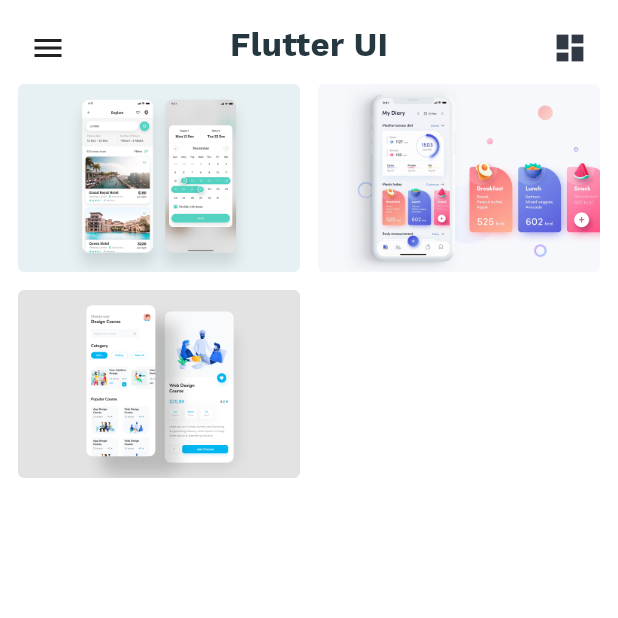
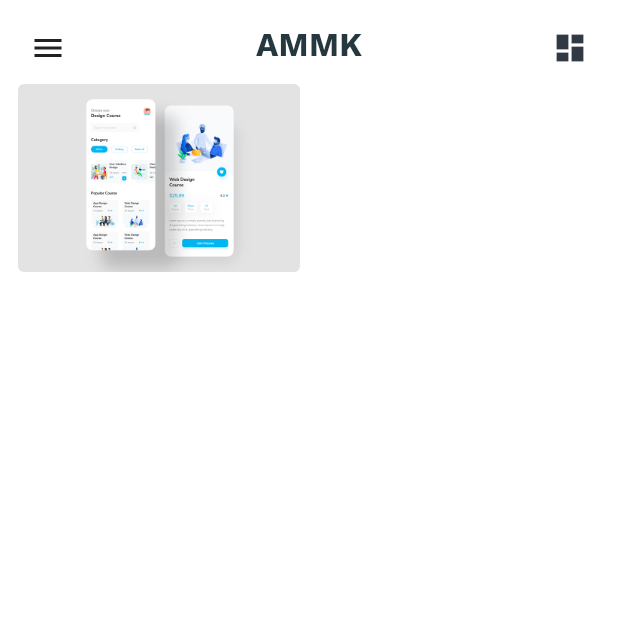
Before and after one commit to EmilioPadilla/AMMKmovil, a Flutter app: the screen it shows after launch, on a phone screen of 412 x 824 dp, the top half of it. Run offline on Flutter 3.47's test engine with Material 2 defaults, Android fonts, the phone set to English and light mode, and no system bars; our stand-ins replace font_awesome_flutter, smooth_star_rating.

Commit message:
feat: set template for AMMK

```diff
--- a/AMMKmobil/lib/custom_drawer/home_drawer.dart
+++ b/AMMKmobil/lib/custom_drawer/home_drawer.dart
@@ -24,33 +24,29 @@ class _HomeDrawerState extends State<HomeDrawer> {
     drawerList = <DrawerList>[
       DrawerList(
         index: DrawerIndex.HOME,
-        labelName: 'Home',
+        labelName: 'Vista Principal',
         icon: Icon(Icons.home),
       ),
       DrawerList(
         index: DrawerIndex.Help,
-        labelName: 'Help',
-        isAssetsImage: true,
-        imageName: 'assets/images/supportIcon.png',
+        labelName: 'Registrar asistencia',
+        // isAssetsImage: true,
+        // imageName: 'assets/images/supportIcon.png',
+        icon: Icon(Icons.qr_code_scanner),
       ),
       DrawerList(
         index: DrawerIndex.FeedBack,
-        labelName: 'FeedBack',
-        icon: Icon(Icons.help),
+        labelName: 'Mi nomina',
+        icon: Icon(Icons.attach_money),
       ),
       DrawerList(
         index: DrawerIndex.Invite,
-        labelName: 'Invite Friend',
-        icon: Icon(Icons.group),
+        labelName: 'Mi horario',
+        icon: Icon(Icons.schedule),
       ),
       DrawerList(
         index: DrawerIndex.Share,
-        labelName: 'Rate the app',
-        icon: Icon(Icons.share),
-      ),
-      DrawerList(
-        index: DrawerIndex.About,
-        labelName: 'About Us',
+        labelName: 'Version de app',
         icon: Icon(Icons.info),
       ),
     ];
@@ -94,7 +90,7 @@ class _HomeDrawerState extends State<HomeDrawer> {
                             ),
                             child: ClipRRect(
                               borderRadius: const BorderRadius.all(Radius.circular(60.0)),
-                              child: Image.asset('assets/images/userImage.png'),
+                              child: Image.asset('assets/images/userImage.jpeg'),
                             ),
                           ),
                         ),
@@ -104,7 +100,7 @@ class _HomeDrawerState extends State<HomeDrawer> {
                   Padding(
                     padding: const EdgeInsets.only(top: 8, left: 4),
                     child: Text(
-                      'Chris Hemsworth',
+                      'Alberta Rodriguez',
                       style: TextStyle(
                         fontWeight: FontWeight.w600,
                         color: AppTheme.grey,
--- a/AMMKmobil/lib/home_screen.dart
+++ b/AMMKmobil/lib/home_screen.dart
@@ -130,7 +130,7 @@ class _MyHomePageState extends State<MyHomePage> with TickerProviderStateMixin {
               child: Padding(
                 padding: const EdgeInsets.only(top: 4),
                 child: Text(
-                  'Flutter UI',
+                  'AMMK',
                   style: TextStyle(
                     fontSize: 22,
                     color: AppTheme.darkText,
--- a/AMMKmobil/lib/main.dart
+++ b/AMMKmobil/lib/main.dart
@@ -22,7 +22,7 @@ class MyApp extends StatelessWidget {
       systemNavigationBarIconBrightness: Brightness.dark,
     ));
     return MaterialApp(
-      title: 'Flutter UI',
+      title: 'AMMK',
       debugShowCheckedModeBanner: false,
       theme: ThemeData(
         primarySwatch: Colors.blue,
--- a/AMMKmobil/lib/model/homelist.dart
+++ b/AMMKmobil/lib/model/homelist.dart
@@ -13,14 +13,14 @@ class HomeList {
   String imagePath;
 
   static List<HomeList> homeList = [
-    HomeList(
-      imagePath: 'assets/hotel/hotel_booking.png',
-      navigateScreen: HotelHomeScreen(),
-    ),
-    HomeList(
-      imagePath: 'assets/fitness_app/fitness_app.png',
-      navigateScreen: FitnessAppHomeScreen(),
-    ),
+    // HomeList(
+    //   imagePath: 'assets/hotel/hotel_booking.png',
+    //   navigateScreen: HotelHomeScreen(),
+    // ),
+    // HomeList(
+    //   imagePath: 'assets/fitness_app/fitness_app.png',
+    //   navigateScreen: FitnessAppHomeScreen(),
+    // ),
     HomeList(
       imagePath: 'assets/design_course/design_course.png',
       navigateScreen: DesignCourseHomeScreen(),
```
Also changed, not shown: AMMKmobil/assets/images/userImage.jpeg (added).
